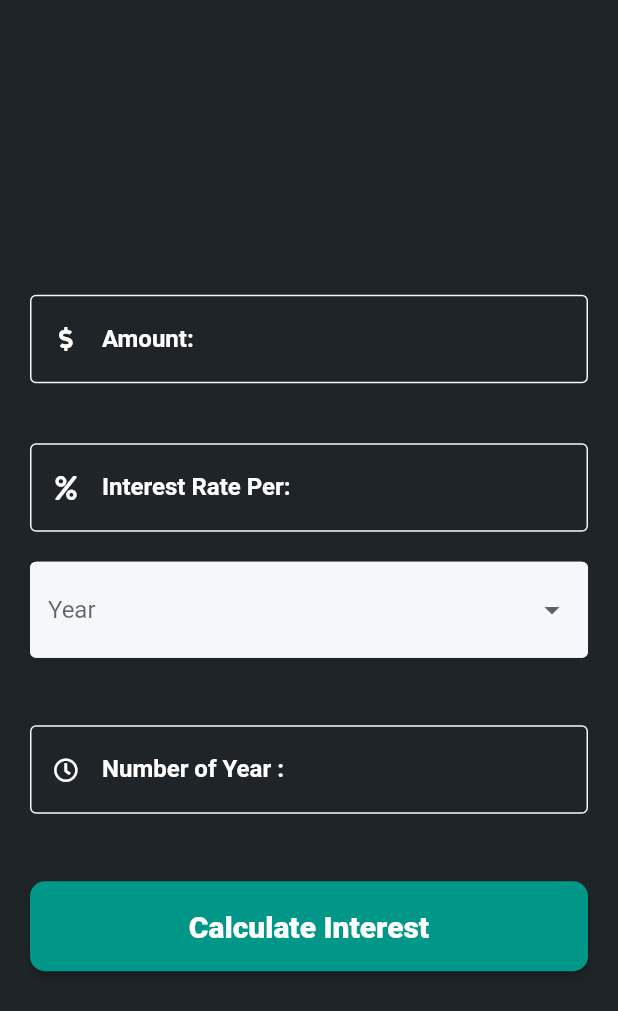
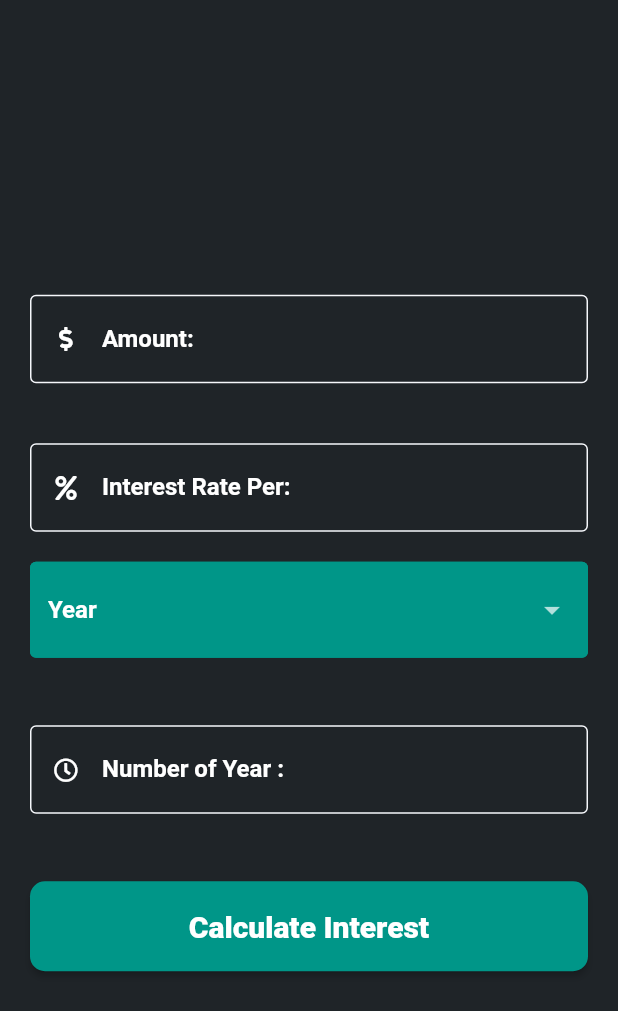
Before and after one commit to vikilinho/vivest, a Flutter app: the SimpleInterest screen opened directly, on a phone screen of 412 x 824 dp. Shown: the top 1011 px of the screen. Run offline on Flutter 3.47's test engine with Material 2 defaults, Android fonts, the phone set to English and light mode, and no system bars; our stand-ins replace font_awesome_flutter, introduction_screen.

Commit message:
new commit

```diff
--- a/lib/main.dart
+++ b/lib/main.dart
@@ -1,3 +1,5 @@
+import 'dart:ui';
+
 import 'package:flutter/material.dart';
 import 'package:investo/screens/homeScreen.dart';
 import 'package:investo/screens/navigationScreen.dart';
@@ -14,6 +16,7 @@ class MyApp extends StatelessWidget {
     return MaterialApp(
       debugShowCheckedModeBanner: false,
       theme: ThemeData(
+        brightness: Brightness.dark,
         scaffoldBackgroundColor: Color(0xff1F2428),
         primarySwatch: Colors.teal,
         primaryColorDark: Color(0xff1F2428),
--- a/lib/screens/SimpleInterest.dart
+++ b/lib/screens/SimpleInterest.dart
@@ -99,13 +99,21 @@ class _SimpleInterestState extends State<SimpleInterest> {
                 padding: const EdgeInsets.only(left: 20, right: 20),
                 child: DropdownButtonFormField(
                   decoration: InputDecoration(
-                      fillColor: Color.fromRGBO(245, 247, 251, 1),
-                      filled: true,
-                      enabledBorder: OutlineInputBorder(
-                          borderSide: BorderSide(
-                              color: Color.fromRGBO(245, 247, 251, 1)))),
-                  focusColor: Color.fromRGBO(245, 247, 251, 1),
-                  hint: Text('Year'),
+                    fillColor: Colors.teal,
+                    filled: true,
+                    enabledBorder: OutlineInputBorder(
+                      borderSide: BorderSide(
+                        color: Colors.teal,
+                      ),
+                    ),
+                  ),
+                  focusColor: Colors.teal,
+                  hint: Text(
+                    'Year',
+                    textAlign: TextAlign.center,
+                    style: TextStyle(
+                        color: Colors.white, fontWeight: FontWeight.bold),
+                  ),
                   items: <String>[
                     ' Years',
                     ' Months',
```
